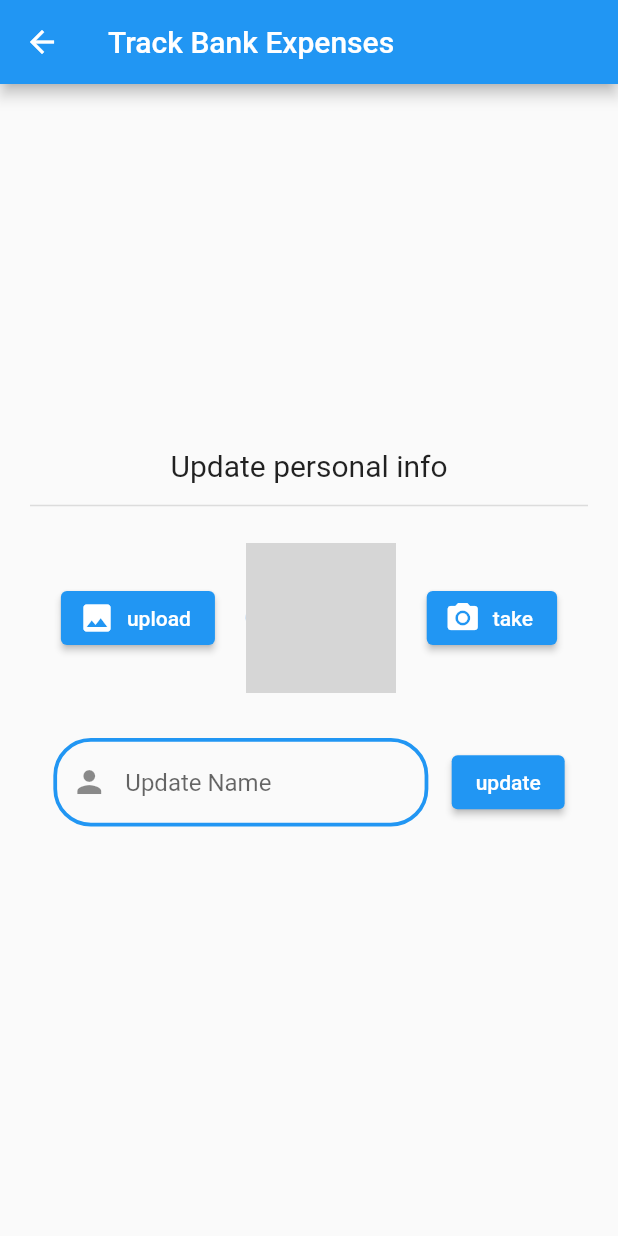
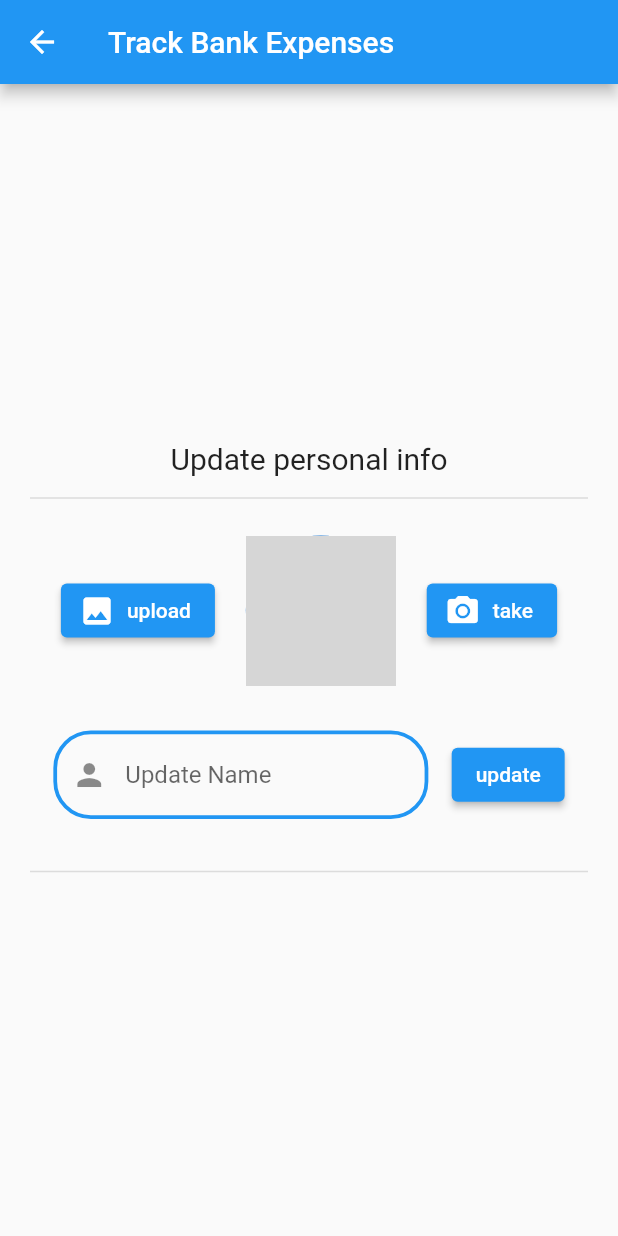
Before and after one commit to Petar81/Track-Bank-Expenses, a Flutter app: the Settings screen opened by its route, on a phone screen of 412 x 824 dp. Run offline on Flutter 3.47's test engine with Material 2 defaults, Android fonts, the phone set to English and light mode, and no system bars; our stand-ins replace charts_flutter, firebase_auth, firebase_core, firebase_database, firebase_storage, fl_chart and 2 more; accounts and stored records are empty; network calls fail; grey boxes are pictures that could not be loaded.

Commit message:
add a divider

```diff
--- a/lib/screens/settings.dart
+++ b/lib/screens/settings.dart
@@ -238,7 +238,11 @@ class _SettingsState extends State<Settings> {
                       child: const Text('update'),
                     ),
                   ],
-                )
+                ),
+                const Divider(
+                  height: 10,
+                  thickness: 1,
+                ),
               ],
             ),
           ),
```
